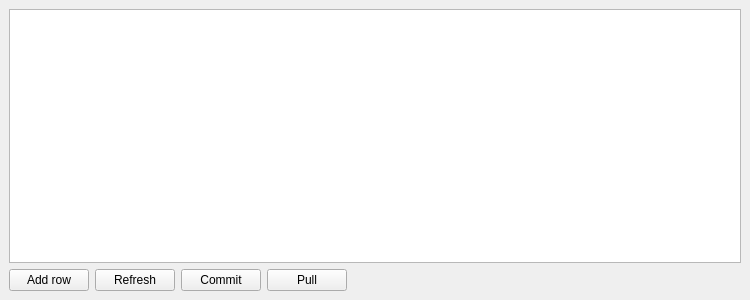
Qt form spinetoolbox/ui/version_inspector.ui (spine-tools/Spine-Toolbox) before a commit.
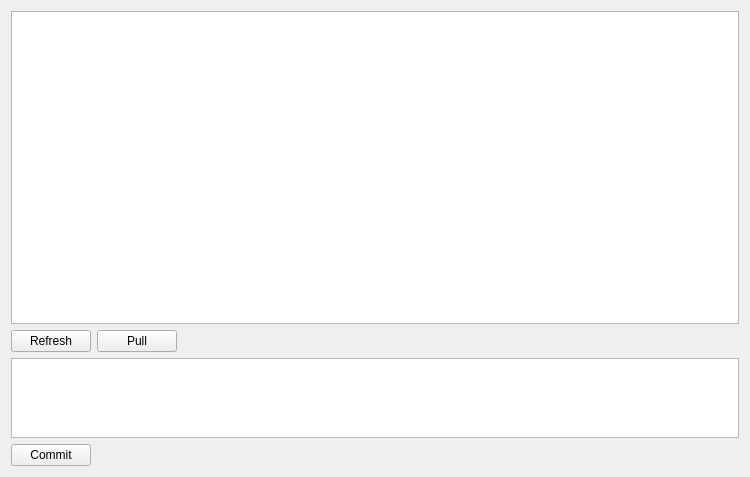
The same form after that commit.

Commit message: Add table for showing current project versions

```diff
--- a/spinetoolbox/ui/version_inspector.ui
+++ b/spinetoolbox/ui/version_inspector.ui
@@ -20,51 +20,28 @@
     <x>0</x>
     <y>0</y>
     <width>750</width>
-    <height>300</height>
+    <height>477</height>
    </rect>
   </property>
   <property name="windowTitle">
    <string>Version Inspector</string>
   </property>
-  <layout class="QVBoxLayout" name="verticalLayout_2">
-   <property name="leftMargin">
-    <number>0</number>
-   </property>
-   <property name="topMargin">
-    <number>0</number>
-   </property>
-   <property name="rightMargin">
-    <number>0</number>
-   </property>
-   <property name="bottomMargin">
-    <number>0</number>
-   </property>
-   <item>
     <layout class="QVBoxLayout" name="verticalLayout">
-     <property name="leftMargin">
-      <number>9</number>
-     </property>
-     <property name="topMargin">
-      <number>9</number>
-     </property>
-     <property name="rightMargin">
-      <number>9</number>
-     </property>
-     <property name="bottomMargin">
-      <number>9</number>
-     </property>
      <item>
-      <widget class="QTableView" name="tableView"/>
-     </item>
-     <item>
-      <layout class="QHBoxLayout" name="horizontalLayout">
-       <item>
-        <widget class="QPushButton" name="pushButton_add_row">
-         <property name="text">
-          <string>Add row</string>
-         </property>
-        </widget>
-       </item>
+    <widget class="QTableView" name="tableView">
+     <property name="sizePolicy">
+      <sizepolicy hsizetype="Expanding" vsizetype="Expanding">
+       <horstretch>0</horstretch>
+       <verstretch>0</verstretch>
+      </sizepolicy>
+     </property>
+     <attribute name="horizontalHeaderShowSortIndicator" stdset="0">
+      <bool>true</bool>
+     </attribute>
+    </widget>
+   </item>
+   <item>
+    <layout class="QHBoxLayout" name="horizontalLayout_2">
        <item>
         <widget class="QPushButton" name="pushButton_refresh">
          <property name="text">
@@ -72,13 +49,6 @@
          </property>
         </widget>
        </item>
-       <item>
-        <widget class="QPushButton" name="pushButton_commit">
-         <property name="text">
-          <string>Commit</string>
-         </property>
-        </widget>
-       </item>
        <item>
         <widget class="QPushButton" name="pushButton_pull">
          <property name="text">
@@ -87,6 +57,49 @@
         </widget>
        </item>
        <item>
+      <spacer name="horizontalSpacer_2">
+       <property name="orientation">
+        <enum>Qt::Orientation::Horizontal</enum>
+       </property>
+       <property name="sizeHint" stdset="0">
+        <size>
+         <width>40</width>
+         <height>20</height>
+        </size>
+       </property>
+      </spacer>
+     </item>
+    </layout>
+   </item>
+   <item>
+    <widget class="QTableView" name="tableView_current">
+     <property name="sizePolicy">
+      <sizepolicy hsizetype="Expanding" vsizetype="Fixed">
+       <horstretch>0</horstretch>
+       <verstretch>0</verstretch>
+      </sizepolicy>
+     </property>
+     <property name="maximumSize">
+      <size>
+       <width>16777215</width>
+       <height>80</height>
+      </size>
+     </property>
+     <property name="cornerButtonEnabled">
+      <bool>false</bool>
+     </property>
+    </widget>
+   </item>
+   <item>
+    <layout class="QHBoxLayout" name="horizontalLayout">
+     <item>
+      <widget class="QPushButton" name="pushButton_commit">
+       <property name="text">
+        <string>Commit</string>
+       </property>
+      </widget>
+     </item>
+     <item>
         <spacer name="horizontalSpacer">
          <property name="orientation">
           <enum>Qt::Horizontal</enum>
@@ -98,8 +111,6 @@
           </size>
          </property>
         </spacer>
-       </item>
-      </layout>
      </item>
     </layout>
    </item>
```
Left out of the diff: 6 changed lines with no effect on the pictures. Lines whose indentation alone changed are shown as unchanged. The commit also changes 8 other files.
